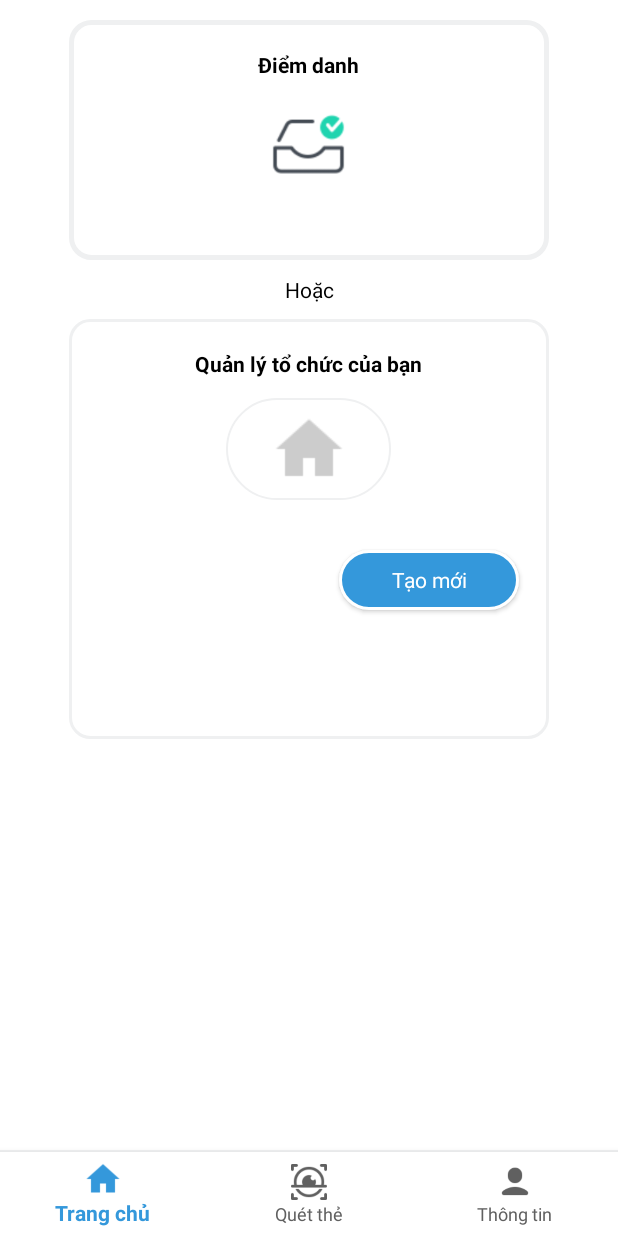
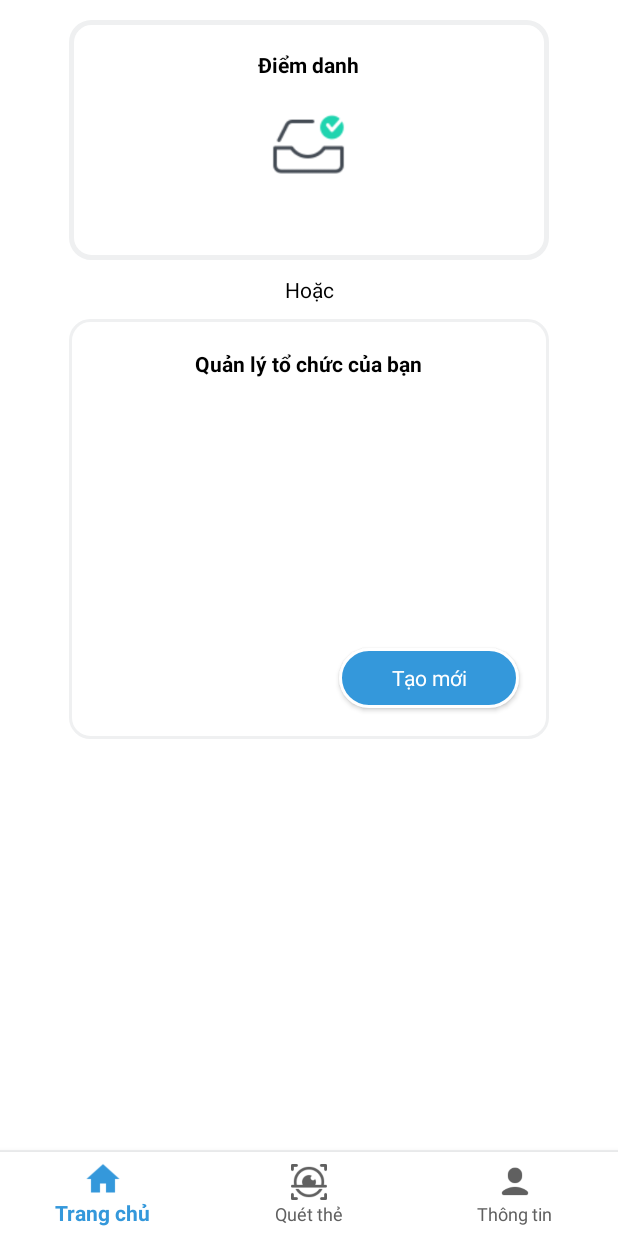
Before and after one commit to the-document/Attendance-Manager, an Android app: the HomeFragment screen opened directly, with no data from a screen before it, on a phone screen of 412 x 824 dp. Run offline under Robolectric (Android 15) with nearby library versions, the light colour scheme and no system bars; our stand-ins replace Firebase (no records; nobody signed in at launch, a user with empty details on screens opened directly); libraries missing offline, so code that uses them is left out: com.mikhaellopez.circularimageview, com.tbruyelle.rxpermissions2.

Commit message:
load organ from home page,create organ function

```diff
--- /dev/null
+++ b/CheckMeIn/app/src/main/java/com/example/nguyenhongphuc98/checkmein/Adapter/OrganAdaptor.java
@@ -0,0 +1,96 @@
+package com.example.nguyenhongphuc98.checkmein.Adapter;
+
+import android.content.Context;
+import android.graphics.drawable.Drawable;
+import android.net.Uri;
+import android.util.Log;
+import android.view.LayoutInflater;
+import android.view.View;
+import android.view.ViewGroup;
+import android.widget.BaseAdapter;
+import android.widget.GridView;
+import android.widget.ImageView;
+import android.widget.TextView;
+
+import androidx.annotation.NonNull;
+import androidx.annotation.Nullable;
+
+import com.bumptech.glide.Glide;
+import com.bumptech.glide.request.target.SimpleTarget;
+import com.bumptech.glide.request.transition.Transition;
+import com.example.nguyenhongphuc98.checkmein.R;
+import com.mikhaellopez.circularimageview.CircularImageView;
+
+import java.util.List;
+
+public class OrganAdaptor extends BaseAdapter {
+    List<String> lsImageView;
+    List<String> lsOrganID;
+    Context context;
+
+    public OrganAdaptor(List<String> lsimg,List<String>_lsOrganID, Context context) {
+        this.lsImageView = lsimg;
+        this.lsOrganID=_lsOrganID;
+        this.context = context;
+    }
+
+    public void SetOrganAdaptor(List<String> lsimg,List<String>_lsOrganID) {
+        this.lsImageView = lsimg;
+        this.lsOrganID=_lsOrganID;
+    }
+
+    @Override
+    public int getCount() {
+        return lsOrganID.size();
+    }
+
+    @Override
+    public Object getItem(int position) {
+        return lsOrganID.get(position);
+    }
+
+    @Override
+    public long getItemId(int position) {
+        return position;
+    }
+
+    @Override
+    public View getView(int position, View convertView, ViewGroup parent) {
+
+        LayoutInflater layoutInflater =(LayoutInflater)context.getSystemService(Context.LAYOUT_INFLATER_SERVICE);
+
+        View viewRow= convertView;
+
+        if(viewRow==null){
+            viewRow=layoutInflater.inflate(R.layout.custom_button_organ,parent,false);
+            OrganAdaptor.ViewHolder holder=new OrganAdaptor.ViewHolder();
+            holder.img =viewRow.findViewById(R.id.iv_avatar_organ);
+
+            viewRow.setTag(holder);
+        }
+
+        OrganAdaptor.ViewHolder viewHolder= (OrganAdaptor.ViewHolder) viewRow.getTag();
+
+        if(lsImageView.size()<=position|| lsImageView.get(position).equals("null"))
+            return viewRow;
+
+        //ImageView t=new ImageView(context);
+        Glide.with(context)
+                .load(Uri.parse(lsImageView.get(position)))
+                .into(viewHolder.img);
+
+        Log.e("DTM","got view organ:"+position);
+        return viewRow;
+
+    }
+
+    @Override
+    public void notifyDataSetChanged(){
+        super.notifyDataSetChanged();
+        Log.e("DTM","notify data change");
+    }
+
+    public static class ViewHolder{
+        ImageView img;
+    }
+}
--- /dev/null
+++ b/CheckMeIn/app/src/main/java/com/example/nguyenhongphuc98/checkmein/Data/DataCenter.java
@@ -0,0 +1,16 @@
+package com.example.nguyenhongphuc98.checkmein.Data;
+
+public class DataCenter {
+    public static String OrganID;
+    public static String EventID;
+    public static String UserID="16520951";
+    public static TypeAction typeAction= TypeAction.CREATE;
+
+
+
+    public enum TypeAction{
+        EDIT,
+        CREATE,
+        DELETE
+    }
+}
--- a/CheckMeIn/app/src/main/java/com/example/nguyenhongphuc98/checkmein/Data/db/model/Organization.java
+++ b/CheckMeIn/app/src/main/java/com/example/nguyenhongphuc98/checkmein/Data/db/model/Organization.java
@@ -3,6 +3,7 @@ package com.example.nguyenhongphuc98.checkmein.Data.db.model;
 import com.example.nguyenhongphuc98.checkmein.Data.network.DataManager;
 
 import java.util.ArrayList;
+import java.util.List;
 
 public class Organization {
     private String name;
@@ -16,6 +17,7 @@ public class Organization {
     public Boolean Save(){
         return DataManager.Instance().SaveOrgan(this);
     }
+
 
     //geter and seter
     public String getName() {
--- a/CheckMeIn/app/src/main/java/com/example/nguyenhongphuc98/checkmein/UI/home/HomeFragment.java
+++ b/CheckMeIn/app/src/main/java/com/example/nguyenhongphuc98/checkmein/UI/home/HomeFragment.java
@@ -1,20 +1,29 @@
 package com.example.nguyenhongphuc98.checkmein.UI.home;
 
 
+import android.media.Image;
 import android.os.Bundle;
+
+import androidx.constraintlayout.widget.ConstraintLayout;
 import androidx.fragment.app.Fragment;
 import androidx.fragment.app.FragmentTransaction;
 import android.view.LayoutInflater;
 import android.view.MotionEvent;
 import android.view.View;
 import android.view.ViewGroup;
+import android.widget.AdapterView;
 import android.widget.Button;
 import android.widget.EditText;
+import android.widget.GridView;
 import android.widget.ImageButton;
 import android.widget.ImageView;
+import android.widget.LinearLayout;
+import android.widget.ListView;
 import android.widget.RelativeLayout;
 import android.widget.Toast;
 
+import com.example.nguyenhongphuc98.checkmein.Adapter.OrganAdaptor;
+import com.example.nguyenhongphuc98.checkmein.Data.DataCenter;
 import com.example.nguyenhongphuc98.checkmein.Utils.ResizeWidthAnimation;
 import com.example.nguyenhongphuc98.checkmein.UI.event.ListActivityFragment;
 import com.example.nguyenhongphuc98.checkmein.UI.organ.OrganFragment;
@@ -27,25 +36,33 @@ import java.util.List;
 /**
  * A simple {@link Fragment} subclass.
  */
-public class HomeFragment extends Fragment {
+public class HomeFragment extends Fragment implements IHome {
+
+    HomePresenter presenter;
 
     ListActivityFragment lsActivityFragment;
     OrganFragment organFragment;
+    OrganAdaptor adaptor;
 
 
     View ctnCheckIn;
     ImageView avtCheckIn;
     EditText etActivityCode;
     Button btnCreateOrgan;
+    GridView gvOrgan;
 
     private List<ImageButton> mListOrganization;
     private RelativeLayout mOrganizationContainer;
+
+    List<String> lsIv=new ArrayList<>() ;
+    List<String>lsId=new ArrayList<>();
 
     public HomeFragment() {
         // Required empty public constructor
         mListOrganization=new ArrayList<>();
         lsActivityFragment=new ListActivityFragment();
         organFragment=new OrganFragment();
+        presenter=new HomePresenter(this);
     }
 
 
@@ -57,35 +74,35 @@ public class HomeFragment extends Fragment {
         final View view = inflater.inflate(R.layout.fragment_home, container, false);
 
 
-        mOrganizationContainer=(RelativeLayout) view.findViewById(R.id.organization_container);
+        lsIv.add("null");
+        lsIv.add("null");
+        lsIv.add("null");
+
+        lsId.add("1");
+        lsId.add("2");
+        lsId.add("3");
+        adaptor=new OrganAdaptor(lsIv,lsId,getActivity());
+
         MatchView(view);
+        gvOrgan.setAdapter(adaptor);
+        OnRequestLoadOrgan();
 
-        //load from DB and add to this list for current user
-//        int sizeOfList=5;
-//        for(int i=0;i<sizeOfList;i++){
-//            ImageButton btn=new ImageButton(getContext());
-//            btn.setBackgroundResource(R.drawable.custom_button_organization);
-//            btn.setImageResource(R.drawable.icon_home);
-//        }
+        gvOrgan.setOnItemClickListener(new AdapterView.OnItemClickListener() {
+            @Override
+            public void onItemClick(AdapterView<?> adapterView, View view, int i, long l) {
 
-        ImageButton btn=new ImageButton(getContext());
-        btn.setBackgroundResource(R.drawable.custom_button_organization);
-        btn.setImageResource(R.drawable.icon_home);
-        RelativeLayout.LayoutParams params=new RelativeLayout.LayoutParams(RelativeLayout.LayoutParams.WRAP_CONTENT,RelativeLayout.LayoutParams.WRAP_CONTENT);
-        params.setMargins(20,20,20,20);
-        btn.setOnClickListener(new View.OnClickListener() {
-            @Override
-            public void onClick(View v) {
+                DataCenter.OrganID=adaptor.getItem(i).toString();
+                Toast.makeText(getContext(),"organ: "+DataCenter.OrganID,Toast.LENGTH_SHORT).show();
+
                 FragmentTransaction fragmentTransition=getActivity().getSupportFragmentManager().beginTransaction();
                 fragmentTransition.replace(R.id.fragment_container,lsActivityFragment);
                 fragmentTransition.commit();
+
             }
         });
-        mOrganizationContainer.addView(btn,params);
 
 
-
-        //add event click checkin
+        //join event click
         ctnCheckIn.setOnClickListener(new View.OnClickListener() {
             @Override
             public void onClick(View v) {
@@ -120,6 +137,8 @@ public class HomeFragment extends Fragment {
                 FragmentTransaction fragmentTransition=getActivity().getSupportFragmentManager().beginTransaction();
                 fragmentTransition.replace(R.id.fragment_container,organFragment);
                 fragmentTransition.commit();
+
+                DataCenter.typeAction= DataCenter.TypeAction.CREATE;
             }
         });
 
@@ -131,6 +150,20 @@ public class HomeFragment extends Fragment {
         avtCheckIn=view.findViewById(R.id.avtCheckIn);
         etActivityCode=view.findViewById(R.id.etActivityCode);
         btnCreateOrgan=view.findViewById(R.id.btnCreateOrgan);
+        gvOrgan=view.findViewById(R.id.gvOrgan);
     }
 
+
+
+
+
+    @Override
+    public void OnRequestLoadOrgan() {
+        presenter.OnRequestLoadOrgan();
+    }
+
+    @Override
+    public void OnLoadOrganSuccess() {
+
+    }
 }
--- /dev/null
+++ b/CheckMeIn/app/src/main/java/com/example/nguyenhongphuc98/checkmein/UI/home/HomePresenter.java
@@ -0,0 +1,26 @@
+package com.example.nguyenhongphuc98.checkmein.UI.home;
+
+import android.util.Log;
+
+import com.example.nguyenhongphuc98.checkmein.Data.DataCenter;
+import com.example.nguyenhongphuc98.checkmein.Data.network.DataManager;
+
+import java.util.List;
+
+public class HomePresenter implements IHome{
+    HomeFragment view;
+
+    public HomePresenter(HomeFragment v){
+        view=v;
+    }
+
+    @Override
+    public void OnRequestLoadOrgan() {
+        DataManager.Instance().LoadOrgan(view.adaptor,view.lsId,view.lsIv, DataCenter.UserID);
+    }
+
+    @Override
+    public void OnLoadOrganSuccess() {
+
+    }
+}
--- /dev/null
+++ b/CheckMeIn/app/src/main/java/com/example/nguyenhongphuc98/checkmein/UI/home/IHome.java
@@ -0,0 +1,7 @@
+package com.example.nguyenhongphuc98.checkmein.UI.home;
+
+public interface IHome {
+    void OnRequestLoadOrgan();
+
+    void OnLoadOrganSuccess();
+}
--- a/CheckMeIn/app/src/main/java/com/example/nguyenhongphuc98/checkmein/UI/organ/OrganFragment.java
+++ b/CheckMeIn/app/src/main/java/com/example/nguyenhongphuc98/checkmein/UI/organ/OrganFragment.java
@@ -6,6 +6,7 @@ import android.graphics.Bitmap;
 import android.net.Uri;
 import android.os.Bundle;
 import androidx.fragment.app.Fragment;
+import androidx.fragment.app.FragmentTransaction;
 
 import android.util.Log;
 import android.view.LayoutInflater;
@@ -15,10 +16,13 @@ import android.view.ViewGroup;
 import android.widget.Button;
 import android.widget.EditText;
 import android.widget.GridView;
+import android.widget.ImageView;
 import android.widget.TabHost;
 import android.widget.Toast;
 
+import com.example.nguyenhongphuc98.checkmein.Data.DataCenter;
 import com.example.nguyenhongphuc98.checkmein.R;
+import com.example.nguyenhongphuc98.checkmein.UI.home.HomeFragment;
 import com.example.nguyenhongphuc98.checkmein.adapter.CollaborationAdapter;
 import com.mikhaellopez.circularimageview.CircularImageView;
 
@@ -49,15 +53,13 @@ public class OrganFragment extends Fragment implements IOrganView{
     CollaborationAdapter adapter;
 
     List<String> lsCollaborator;
+    List<String> mssvCollaborators;
     Uri avatarRUri;
 
     public OrganFragment() {
         // Required empty public constructor
-       lsCollaborator=new ArrayList<String>();
-       lsCollaborator.add("a");
-       lsCollaborator.add("a");
-       lsCollaborator.add("a");
-
+       lsCollaborator=new ArrayList<>();
+        mssvCollaborators=new ArrayList<>();
     }
 
 
@@ -98,7 +100,11 @@ public class OrganFragment extends Fragment implements IOrganView{
         btnSave.setOnClickListener(new View.OnClickListener() {
             @Override
             public void onClick(View v) {
-                onSaveOrganClick();
+                if(DataCenter.typeAction== DataCenter.TypeAction.CREATE)
+                    onSaveOrganClick();
+                else {
+                    //this is edit part
+                }
             }
         });
 
@@ -117,8 +123,9 @@ public class OrganFragment extends Fragment implements IOrganView{
                         }
 
                         //get link by ID user
-                        lsCollaborator.add("templink");
-                        adapter.notifyDataSetChanged();
+                        //lsCollaborator.add("");
+                        presenter.onAddCollaboratorClick();
+
                         return true;
                     }
                 }
@@ -167,6 +174,11 @@ public class OrganFragment extends Fragment implements IOrganView{
         {
             case CODE_SAVE_ORGAN_SUCCESS:
                 Toast.makeText(getContext(),"save success.",Toast.LENGTH_SHORT).show();
+
+                FragmentTransaction fragmentTransition=getActivity().getSupportFragmentManager().beginTransaction();
+                fragmentTransition.replace(R.id.fragment_container,new HomeFragment());
+                fragmentTransition.commit();
+
                 break;
             case CODE_SAVE_ORGAN_FAIL:
                 Toast.makeText(getContext(),"fail to save.",Toast.LENGTH_SHORT).show();
--- a/CheckMeIn/app/src/main/res/drawable/custom_button_organization.xml
+++ b/CheckMeIn/app/src/main/res/drawable/custom_button_organization.xml
@@ -2,7 +2,7 @@
 <shape xmlns:android="http://schemas.android.com/apk/res/android"
     android:shape="rectangle" >
 
-    <size android:width="110dp" android:height="64dp"/>
+    <size android:width="64dp" android:height="64dp"/>
     <corners android:radius="100dp"/>
     <stroke android:color="@color/line" android:width="1dp"/>
     <solid android:color="@color/white" />
--- a/CheckMeIn/app/src/main/res/layout/fragment_home.xml
+++ b/CheckMeIn/app/src/main/res/layout/fragment_home.xml
@@ -84,35 +84,45 @@
                 android:layout_marginTop="20dp"
                 android:textColor="@color/black"/>
 
-            <ScrollView
+            <GridView
+                android:id="@+id/gvOrgan"
                 android:layout_width="match_parent"
-                android:layout_height="wrap_content">
+                android:layout_height="150dp"
+                android:layout_marginLeft="40dp"
+                android:layout_marginRight="40dp"
+                android:columnWidth="64dp"
+                android:numColumns="auto_fit"
+                android:layout_marginTop="10dp"/>
 
-                <RelativeLayout
-                    android:id="@+id/organization_container"
-                    android:layout_width="match_parent"
-                    android:layout_height="wrap_content"
-                    android:textAlignment="center"
-                    android:gravity="center">
+<!--            <ScrollView-->
+<!--                android:layout_width="match_parent"-->
+<!--                android:layout_height="wrap_content">-->
 
-                    <!--<ImageButton-->
-                        <!--android:id="@+id/btn1"-->
-                        <!--android:layout_width="130dp"-->
-                        <!--android:layout_height="wrap_content"-->
-                        <!--android:src="@drawable/icon_checkin"-->
-                        <!--android:layout_margin="20dp"-->
-                        <!--android:background="@drawable/custom_button_organization"/>-->
+<!--                <RelativeLayout-->
+<!--                    android:id="@+id/organization_container"-->
+<!--                    android:layout_width="match_parent"-->
+<!--                    android:layout_height="wrap_content"-->
+<!--                    android:textAlignment="center"-->
+<!--                    android:gravity="center">-->
 
-                    <!--<ImageButton-->
-                        <!--android:layout_width="130dp"-->
-                        <!--android:layout_height="wrap_content"-->
-                        <!--android:src="@drawable/icon_checkin"-->
-                        <!--android:layout_margin="20dp"-->
-                        <!--android:layout_toRightOf="@+id/btn1"-->
-                        <!--android:background="@drawable/custom_button_organization"/>-->
-                </RelativeLayout>
+<!--                    &lt;!&ndash;<ImageButton&ndash;&gt;-->
+<!--                        &lt;!&ndash;android:id="@+id/btn1"&ndash;&gt;-->
+<!--                        &lt;!&ndash;android:layout_width="130dp"&ndash;&gt;-->
+<!--                        &lt;!&ndash;android:layout_height="wrap_content"&ndash;&gt;-->
+<!--                        &lt;!&ndash;android:src="@drawable/icon_checkin"&ndash;&gt;-->
+<!--                        &lt;!&ndash;android:layout_margin="20dp"&ndash;&gt;-->
+<!--                        &lt;!&ndash;android:background="@drawable/custom_button_organization"/>&ndash;&gt;-->
 
-            </ScrollView>
+<!--                    &lt;!&ndash;<ImageButton&ndash;&gt;-->
+<!--                        &lt;!&ndash;android:layout_width="130dp"&ndash;&gt;-->
+<!--                        &lt;!&ndash;android:layout_height="wrap_content"&ndash;&gt;-->
+<!--                        &lt;!&ndash;android:src="@drawable/icon_checkin"&ndash;&gt;-->
+<!--                        &lt;!&ndash;android:layout_margin="20dp"&ndash;&gt;-->
+<!--                        &lt;!&ndash;android:layout_toRightOf="@+id/btn1"&ndash;&gt;-->
+<!--                        &lt;!&ndash;android:background="@drawable/custom_button_organization"/>&ndash;&gt;-->
+<!--                </RelativeLayout>-->
+
+<!--            </ScrollView>-->
 
             <Button
                 android:id="@+id/btnCreateOrgan"
--- a/CheckMeIn/app/src/main/res/layout/fragment_organ.xml
+++ b/CheckMeIn/app/src/main/res/layout/fragment_organ.xml
@@ -75,7 +75,7 @@
                 android:layout_height="wrap_content"
                 android:layout_marginLeft="40dp"
                 android:layout_marginRight="40dp"
-                android:columnWidth="41dp"
+                android:columnWidth="60dp"
                 android:numColumns="auto_fit"
                 android:layout_marginTop="10dp"/>
 
```
Also changed, not shown: CheckMeIn/app/src/main/java/com/example/nguyenhongphuc98/checkmein/Data/db/model/Collaborator.java (added, +48 -0 lines), CheckMeIn/app/src/main/java/com/example/nguyenhongphuc98/checkmein/Data/network/DataManager.java (+109 -1 lines), CheckMeIn/app/src/main/java/com/example/nguyenhongphuc98/checkmein/UI/organ/OrganPresenter.java (+29 -1 lines), CheckMeIn/app/src/main/java/com/example/nguyenhongphuc98/checkmein/adapter/CollaborationAdapter.java (+19 -8 lines), CheckMeIn/app/src/main/res/layout/custom_button_organ.xml (added, +13 -0 lines).
